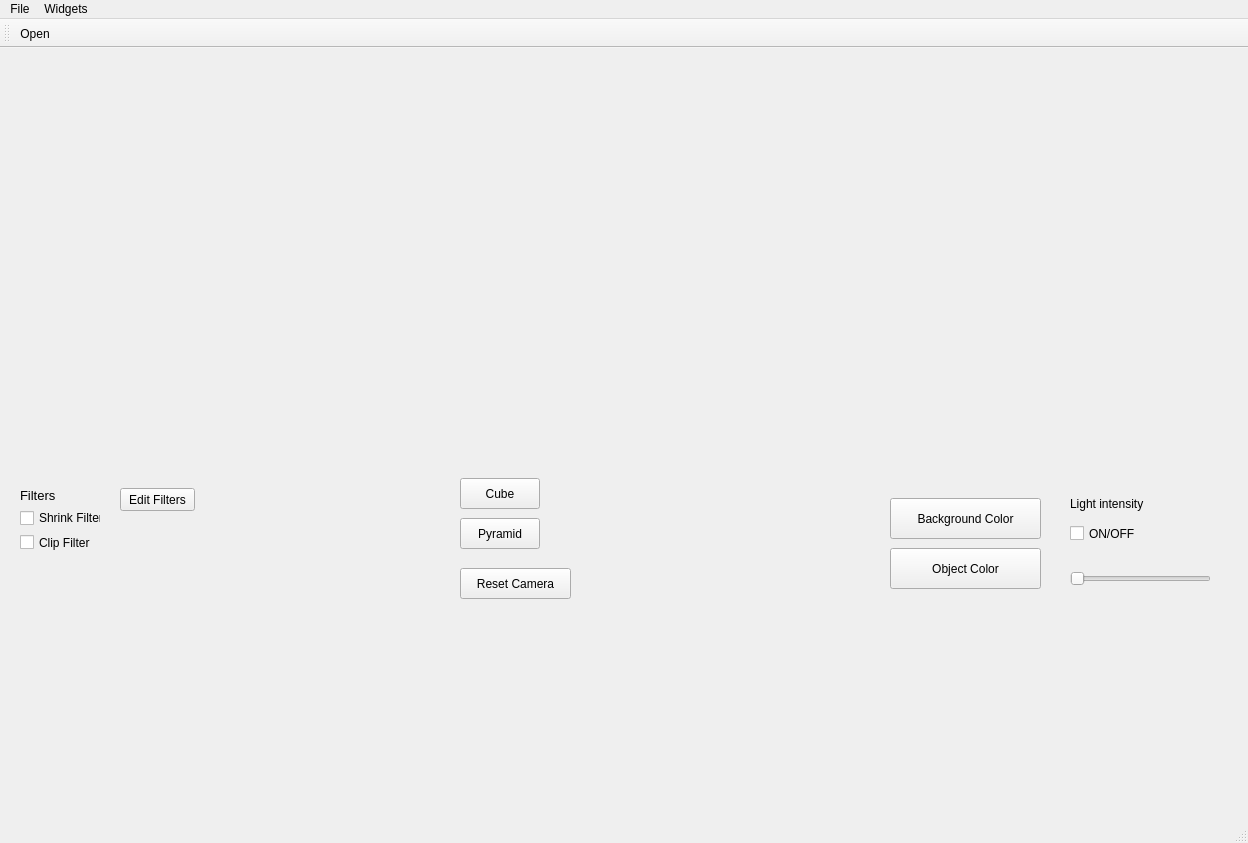
So-Lok/2019_Group_38, file modelViewer/mainwindow.ui: the form before one commit.
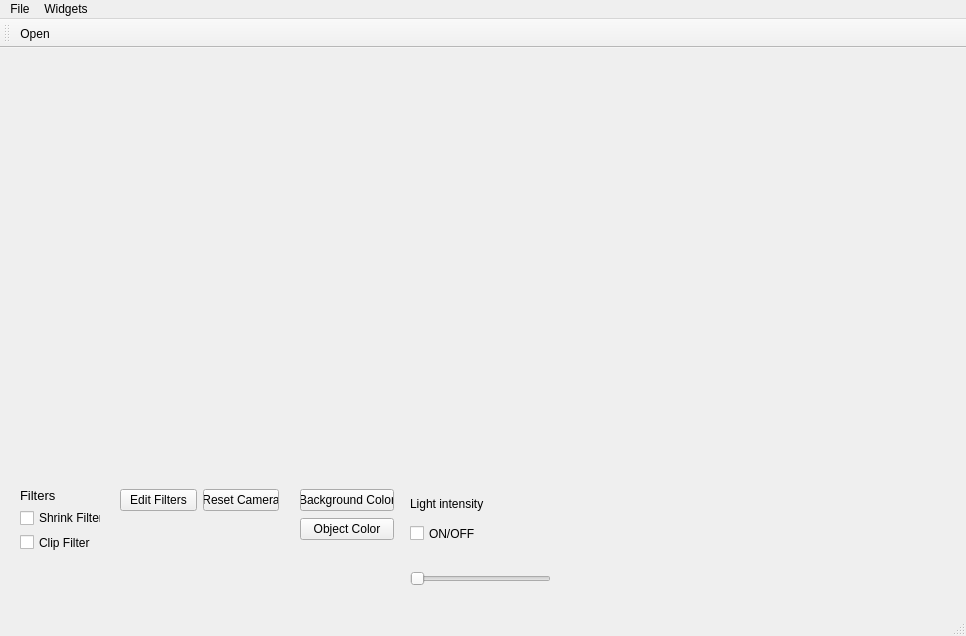
The form after the commit. Icons and pictures are not drawn. Custom widgets are drawn as their Qt base class.

What changed in the file:
```diff
--- a/modelViewer/mainwindow.ui
+++ b/modelViewer/mainwindow.ui
@@ -6,8 +6,8 @@
    <rect>
     <x>0</x>
     <y>0</y>
-    <width>1248</width>
-    <height>843</height>
+    <width>966</width>
+    <height>636</height>
    </rect>
   </property>
   <property name="windowTitle">
@@ -19,57 +19,18 @@
      <rect>
       <x>10</x>
       <y>10</y>
-      <width>1231</width>
-      <height>421</height>
+      <width>941</width>
+      <height>391</height>
      </rect>
     </property>
     <property name="autoFillBackground">
      <bool>false</bool>
     </property>
    </widget>
-   <widget class="QPushButton" name="cameraReset">
-    <property name="geometry">
-     <rect>
-      <x>460</x>
-      <y>520</y>
-      <width>111</width>
-      <height>31</height>
-     </rect>
-    </property>
-    <property name="text">
-     <string>Reset Camera</string>
-    </property>
-   </widget>
-   <widget class="QPushButton" name="ObjectColor">
-    <property name="geometry">
-     <rect>
-      <x>890</x>
-      <y>500</y>
-      <width>151</width>
-      <height>41</height>
-     </rect>
-    </property>
-    <property name="text">
-     <string>Object Color</string>
-    </property>
-   </widget>
-   <widget class="QPushButton" name="BackgroundColor">
-    <property name="geometry">
-     <rect>
-      <x>890</x>
-      <y>450</y>
-      <width>151</width>
-      <height>41</height>
-     </rect>
-    </property>
-    <property name="text">
-     <string>Background Color</string>
-    </property>
-   </widget>
    <widget class="QSlider" name="Slider">
     <property name="geometry">
      <rect>
-      <x>1070</x>
+      <x>410</x>
       <y>520</y>
       <width>141</width>
       <height>21</height>
@@ -82,7 +43,7 @@
    <widget class="QCheckBox" name="checkBox">
     <property name="geometry">
      <rect>
-      <x>1070</x>
+      <x>410</x>
       <y>470</y>
       <width>141</width>
       <height>31</height>
@@ -95,7 +56,7 @@
    <widget class="QLabel" name="label">
     <property name="geometry">
      <rect>
-      <x>1070</x>
+      <x>410</x>
       <y>440</y>
       <width>141</width>
       <height>31</height>
@@ -105,32 +66,6 @@
      <string>Light intensity</string>
     </property>
    </widget>
-   <widget class="QPushButton" name="pyramidButton">
-    <property name="geometry">
-     <rect>
-      <x>460</x>
-      <y>470</y>
-      <width>80</width>
-      <height>31</height>
-     </rect>
-    </property>
-    <property name="text">
-     <string>Pyramid</string>
-    </property>
-   </widget>
-   <widget class="QPushButton" name="cubeButton">
-    <property name="geometry">
-     <rect>
-      <x>460</x>
-      <y>430</y>
-      <width>80</width>
-      <height>31</height>
-     </rect>
-    </property>
-    <property name="text">
-     <string>Cube</string>
-    </property>
-   </widget>
    <widget class="QWidget" name="layoutWidget">
     <property name="geometry">
      <rect>
@@ -169,18 +104,57 @@
      </item>
     </layout>
    </widget>
-   <widget class="QPushButton" name="editFilters">
+   <widget class="QWidget" name="">
     <property name="geometry">
      <rect>
       <x>120</x>
       <y>440</y>
-      <width>75</width>
-      <height>23</height>
+      <width>159</width>
+      <height>25</height>
      </rect>
     </property>
-    <property name="text">
-     <string>Edit Filters</string>
+    <layout class="QHBoxLayout" name="horizontalLayout">
+     <item>
+      <widget class="QPushButton" name="editFilters">
+       <property name="text">
+        <string>Edit Filters</string>
+       </property>
+      </widget>
+     </item>
+     <item>
+      <widget class="QPushButton" name="cameraReset">
+       <property name="text">
+        <string>Reset Camera</string>
+       </property>
+      </widget>
+     </item>
+    </layout>
+   </widget>
+   <widget class="QWidget" name="">
+    <property name="geometry">
+     <rect>
+      <x>300</x>
+      <y>440</y>
+      <width>94</width>
+      <height>54</height>
+     </rect>
     </property>
+    <layout class="QVBoxLayout" name="verticalLayout">
+     <item>
+      <widget class="QPushButton" name="BackgroundColor">
+       <property name="text">
+        <string>Background Color</string>
+       </property>
+      </widget>
+     </item>
+     <item>
+      <widget class="QPushButton" name="ObjectColor">
+       <property name="text">
+        <string>Object Color</string>
+       </property>
+      </widget>
+     </item>
+    </layout>
    </widget>
    <zorder>layoutWidget</zorder>
    <zorder>cameraReset</zorder>
@@ -200,7 +174,7 @@
     <rect>
      <x>0</x>
      <y>0</y>
-     <width>1248</width>
+     <width>966</width>
      <height>21</height>
     </rect>
    </property>
```
Left out of the diff: 3 changed lines with no effect on the pictures.
